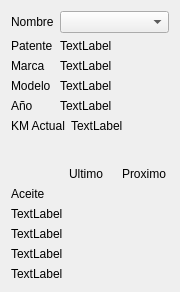
diegowald/mksCarCheckList, file mksCarCheckList/wdgtvehicle.ui: the form before one commit.
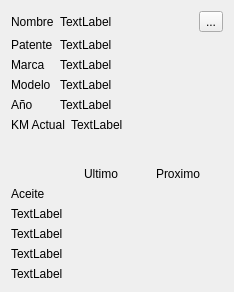
The form after the commit.

What changed in the file:
```diff
--- a/mksCarCheckList/wdgtvehicle.ui
+++ b/mksCarCheckList/wdgtvehicle.ui
@@ -6,7 +6,7 @@
    <rect>
     <x>0</x>
     <y>0</y>
-    <width>180</width>
+    <width>234</width>
     <height>292</height>
    </rect>
   </property>
@@ -24,7 +24,36 @@
       </widget>
      </item>
      <item row="0" column="1">
-      <widget class="QComboBox" name="comboBox"/>
+      <layout class="QHBoxLayout" name="horizontalLayout">
+       <item>
+        <widget class="QLabel" name="lblNombre">
+         <property name="text">
+          <string>TextLabel</string>
+         </property>
+        </widget>
+       </item>
+       <item>
+        <widget class="QToolButton" name="toolButton">
+         <property name="text">
+          <string>...</string>
+         </property>
+        </widget>
+       </item>
+      </layout>
+     </item>
+     <item row="1" column="0">
+      <widget class="QLabel" name="label_8">
+       <property name="text">
+        <string>Patente</string>
+       </property>
+      </widget>
+     </item>
+     <item row="1" column="1">
+      <widget class="QLabel" name="lblPlate">
+       <property name="text">
+        <string>TextLabel</string>
+       </property>
+      </widget>
      </item>
      <item row="2" column="0">
       <widget class="QLabel" name="label_2">
@@ -62,21 +91,7 @@
       </widget>
      </item>
      <item row="4" column="1">
-      <widget class="QLabel" name="label_7">
-       <property name="text">
-        <string>TextLabel</string>
-       </property>
-      </widget>
-     </item>
-     <item row="1" column="0">
-      <widget class="QLabel" name="label_8">
-       <property name="text">
-        <string>Patente</string>
-       </property>
-      </widget>
-     </item>
-     <item row="1" column="1">
-      <widget class="QLabel" name="label_9">
+      <widget class="QLabel" name="lblYear">
        <property name="text">
         <string>TextLabel</string>
        </property>
```
Left out of the diff: 6 changed lines with no effect on the pictures.
